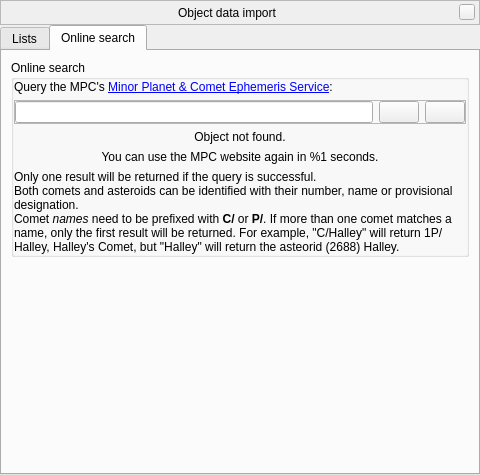
The window that plugins/SolarSystemEditor/src/gui/mpcImportWindow.ui (519984307/stellarium_src) describes before a commit, drawn with Qt 5.
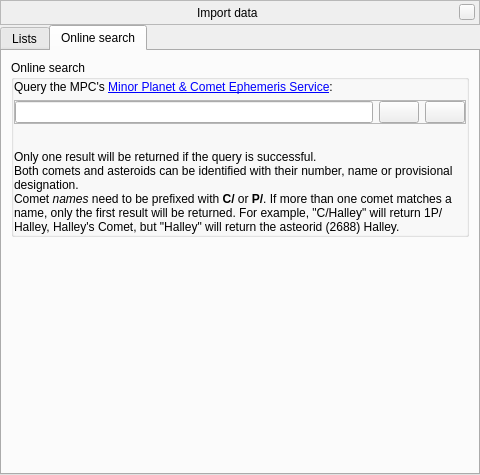
The same window after the commit. The open tabs and pages were chosen to show the change. Icons and pictures are not drawn. Custom widgets are drawn as their Qt base class.

Commit message: removed search query countdown display; the import window now remains open after an import

Patch:
```diff
--- a/plugins/SolarSystemEditor/src/gui/mpcImportWindow.ui
+++ b/plugins/SolarSystemEditor/src/gui/mpcImportWindow.ui
@@ -79,7 +79,7 @@
       <item>
        <widget class="QLabel" name="stelWindowTitle">
         <property name="text">
-         <string notr="true" extracomment="The title of the window will be set during runtime">Object data import</string>
+         <string notr="true" extracomment="The title of the window will be set during runtime">Import data</string>
         </property>
        </widget>
       </item>
@@ -414,19 +414,6 @@
               </item>
               <item>
                <widget class="QLabel" name="labelQueryMessage">
-                <property name="text">
-                 <string>Object not found.</string>
-                </property>
-                <property name="alignment">
-                 <set>Qt::AlignCenter</set>
-                </property>
-               </widget>
-              </item>
-              <item>
-               <widget class="QLabel" name="labelQueryCountdown">
-                <property name="text">
-                 <string>You can use the MPC website again in %1 seconds.</string>
-                </property>
                 <property name="alignment">
                  <set>Qt::AlignCenter</set>
                 </property>
```
The commit also changes 2 other files.
